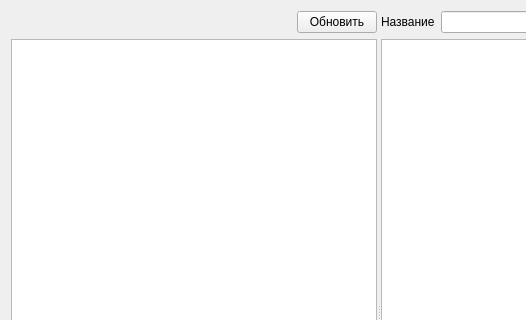
The window that formprogwire/formprogwire.ui (Sergeyego/ovens) describes before a commit, drawn with Qt 5; both pictures show x 0 to 526 and y 0 to 320 of the 758 by 625 pixel window.
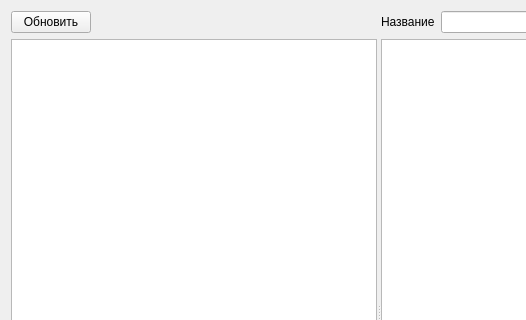
The same window after the commit. Custom widgets are drawn as their Qt base class.

What changed in the file:
```diff
--- a/formprogwire/formprogwire.ui
+++ b/formprogwire/formprogwire.ui
@@ -19,10 +19,17 @@
      <property name="orientation">
       <enum>Qt::Orientation::Horizontal</enum>
      </property>
-     <widget class="QWidget" name="">
+     <widget class="QWidget" name="layoutWidget">
       <layout class="QVBoxLayout" name="verticalLayout_2">
        <item>
         <layout class="QHBoxLayout" name="horizontalLayout">
+         <item>
+          <widget class="QPushButton" name="pushButtonUpd">
+           <property name="text">
+            <string>Обновить</string>
+           </property>
+          </widget>
+         </item>
          <item>
           <spacer name="horizontalSpacer">
            <property name="orientation">
@@ -36,13 +43,6 @@
            </property>
           </spacer>
          </item>
-         <item>
-          <widget class="QPushButton" name="pushButtonUpd">
-           <property name="text">
-            <string>Обновить</string>
-           </property>
-          </widget>
-         </item>
         </layout>
        </item>
        <item>
@@ -50,7 +50,7 @@
        </item>
       </layout>
      </widget>
-     <widget class="QWidget" name="">
+     <widget class="QWidget" name="layoutWidget">
       <layout class="QVBoxLayout" name="verticalLayout">
        <item>
         <layout class="QHBoxLayout" name="horizontalLayout_2">
```
